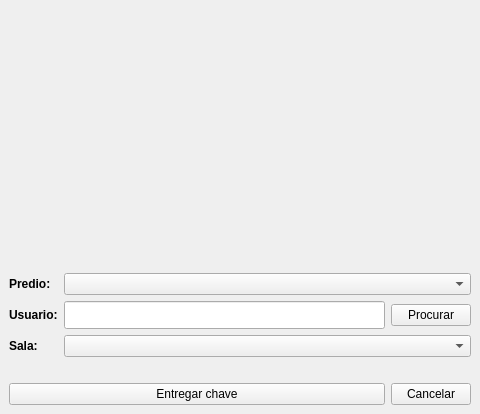
Before: the Qt Designer form entregar.ui in walkermarcos/Chaves, drawn with Qt 5.
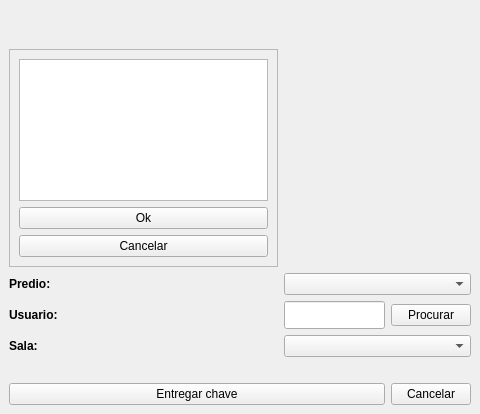
After: the same form once the commit is applied. Icons and pictures are not drawn.

```diff
--- a/entregar.ui
+++ b/entregar.ui
@@ -19,7 +19,7 @@
   </property>
   <widget class="QWidget" name="centralwidget">
    <layout class="QGridLayout" name="gridLayout">
-    <item row="7" column="0">
+    <item row="8" column="0">
      <widget class="QLabel" name="label_3">
       <property name="font">
        <font>
@@ -32,9 +32,6 @@
       </property>
      </widget>
     </item>
-    <item row="7" column="1" colspan="2">
-     <widget class="QComboBox" name="combo_sal"/>
-    </item>
     <item row="1" column="0" colspan="3">
      <spacer name="horizontalSpacer">
       <property name="orientation">
@@ -48,36 +45,13 @@
       </property>
      </spacer>
     </item>
-    <item row="5" column="2">
+    <item row="6" column="2">
      <widget class="QPushButton" name="but_proc">
       <property name="text">
        <string>Procurar</string>
       </property>
      </widget>
     </item>
-    <item row="12" column="2">
-     <widget class="QPushButton" name="but_canc">
-      <property name="text">
-       <string>Cancelar</string>
-      </property>
-     </widget>
-    </item>
-    <item row="11" column="0" colspan="3">
-     <spacer name="horizontalSpacer_2">
-      <property name="orientation">
-       <enum>Qt::Horizontal</enum>
-      </property>
-      <property name="sizeHint" stdset="0">
-       <size>
-        <width>459</width>
-        <height>20</height>
-       </size>
-      </property>
-     </spacer>
-    </item>
-    <item row="3" column="1" colspan="2">
-     <widget class="QComboBox" name="combo_pred"/>
-    </item>
     <item row="0" column="0" colspan="3">
      <widget class="QLabel" name="label">
       <property name="text">
@@ -85,8 +59,8 @@
       </property>
      </widget>
     </item>
-    <item row="3" column="0">
-     <widget class="QLabel" name="label_2">
+    <item row="6" column="0">
+     <widget class="QLabel" name="label_4">
       <property name="font">
        <font>
         <weight>75</weight>
@@ -94,11 +68,28 @@
        </font>
       </property>
       <property name="text">
-       <string>Predio:</string>
+       <string>Usuario:</string>
       </property>
      </widget>
     </item>
-    <item row="5" column="1">
+    <item row="4" column="1" colspan="2">
+     <widget class="QComboBox" name="combo_pred"/>
+    </item>
+    <item row="13" column="0" colspan="2">
+     <widget class="QPushButton" name="but_ent">
+      <property name="text">
+       <string>Entregar chave</string>
+      </property>
+     </widget>
+    </item>
+    <item row="13" column="2">
+     <widget class="QPushButton" name="but_canc">
+      <property name="text">
+       <string>Cancelar</string>
+      </property>
+     </widget>
+    </item>
+    <item row="6" column="1">
      <widget class="QLineEdit" name="lineEdit">
       <property name="minimumSize">
        <size>
@@ -114,8 +105,11 @@
       </property>
      </widget>
     </item>
-    <item row="5" column="0">
-     <widget class="QLabel" name="label_4">
+    <item row="8" column="1" colspan="2">
+     <widget class="QComboBox" name="combo_sal"/>
+    </item>
+    <item row="4" column="0">
+     <widget class="QLabel" name="label_2">
       <property name="font">
        <font>
         <weight>75</weight>
@@ -123,15 +117,54 @@
        </font>
       </property>
       <property name="text">
-       <string>Usuario:</string>
+       <string>Predio:</string>
       </property>
      </widget>
     </item>
-    <item row="12" column="0" colspan="2">
-     <widget class="QPushButton" name="but_ent">
-      <property name="text">
-       <string>Entregar chave</string>
+    <item row="12" column="0" colspan="3">
+     <spacer name="horizontalSpacer_2">
+      <property name="orientation">
+       <enum>Qt::Horizontal</enum>
       </property>
+      <property name="sizeHint" stdset="0">
+       <size>
+        <width>459</width>
+        <height>20</height>
+       </size>
+      </property>
+     </spacer>
+    </item>
+    <item row="2" column="0">
+     <widget class="QFrame" name="lista">
+      <property name="frameShape">
+       <enum>QFrame::StyledPanel</enum>
+      </property>
+      <property name="frameShadow">
+       <enum>QFrame::Raised</enum>
+      </property>
+      <layout class="QGridLayout" name="gridLayout_3">
+       <item row="0" column="0">
+        <layout class="QGridLayout" name="gridLayout_2">
+         <item row="3" column="0">
+          <widget class="QPushButton" name="pushButton_2">
+           <property name="text">
+            <string>Cancelar</string>
+           </property>
+          </widget>
+         </item>
+         <item row="2" column="0">
+          <widget class="QPushButton" name="pushButton">
+           <property name="text">
+            <string>Ok</string>
+           </property>
+          </widget>
+         </item>
+         <item row="1" column="0">
+          <widget class="QListWidget" name="listWidget"/>
+         </item>
+        </layout>
+       </item>
+      </layout>
      </widget>
     </item>
    </layout>
```
